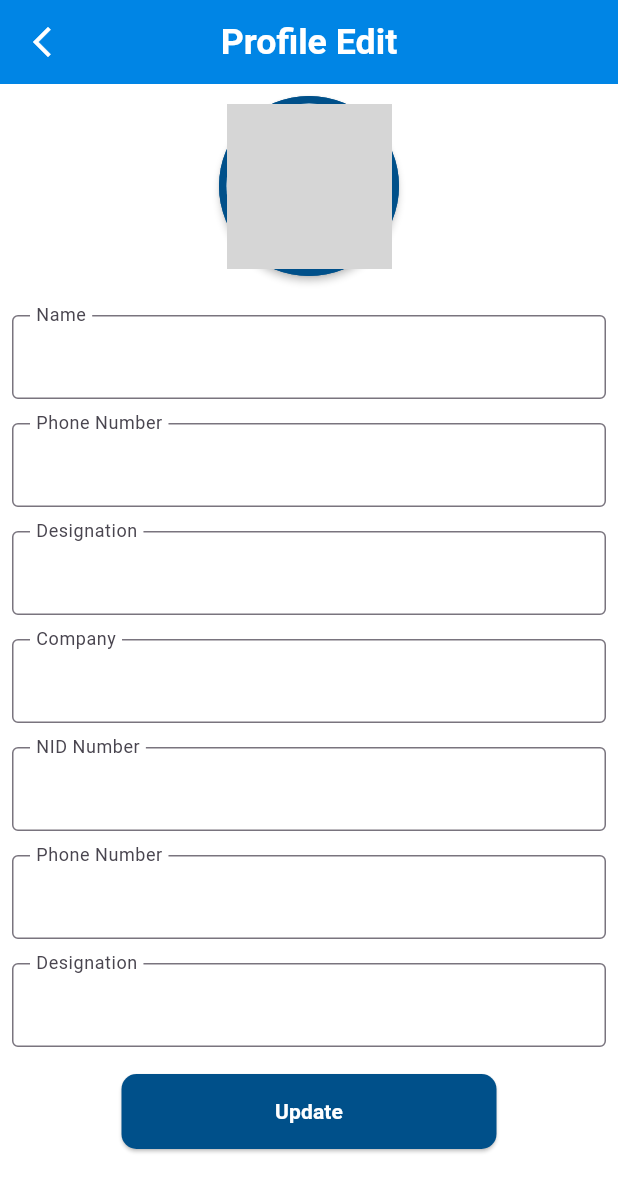
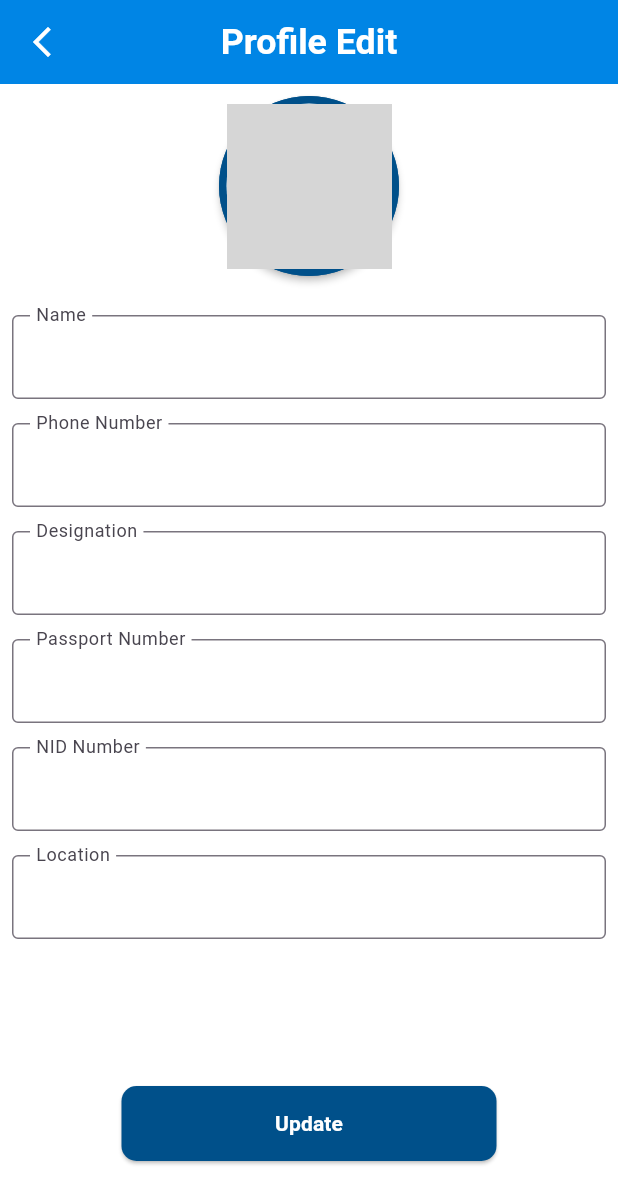
Before and after one commit to Abirul-Islam-Abir/Marketing_Agent, a Flutter app: the ProfileScreenView screen opened by its route, after a tap on the "mode edit outline" icon, on a phone screen of 412 x 824 dp. Shown: the top 1204 px of the screen. Run offline on Flutter 3.47's test engine with Material 3 defaults, Android fonts, the phone set to English and light mode, and no system bars; drawn by our look-alikes of circular_profile_avatar; our stand-ins replace badges, calendar_date_picker2, confetti, device_preview, fl_chart, flutter_svg and 7 more; missing offline and left inert: bottom_bar_matu, panara_dialogs; accounts and stored records are empty; network calls fail; Roboto replaces fonts that are missing (Rubik); grey boxes are pictures that could not be loaded.

Commit message:
profile edit screen api implement  added

```diff
--- a/lib/app/api services/api_services.dart
+++ b/lib/app/api services/api_services.dart
@@ -10,6 +10,7 @@ class ApiServices {
   static String resetPasswordUrl = '$_baseUrl$_route/reset-password';
   static String userProfileUrl = '$_baseUrl$_route/me';
   static String resetPassOtpManageUrl = '$_baseUrl$_route/reset-password-otp-match';
+  static String updateProfileUrl = '$_baseUrl$_route/update-profile';
 
   ApiServices._();
 }
--- a/lib/app/api services/auth/log_out.dart
+++ b/lib/app/api services/auth/log_out.dart
@@ -3,9 +3,13 @@ import 'dart:convert';
 import 'package:amin_agent/app/api%20services/api_services.dart';
 import 'package:http/http.dart' as http;
 
-Future logOutRequest(headerWithToken) async {
+Future logOutRequest(token) async {
   final uri = ApiServices.logOutUrl;
   final url = Uri.parse(uri);
+  final headerWithToken = {
+    'Content-Type': 'application/json',
+    'Authorization': 'Bearer $token',
+  };
   final response = await http.post(url, headers: headerWithToken);
   final decodedResponse = jsonDecode(response.body);
   if (response.statusCode == 200 && decodedResponse['success'] == true) {
--- a/lib/app/api services/auth/user_profile.dart
+++ b/lib/app/api services/auth/user_profile.dart
@@ -3,9 +3,13 @@ import 'dart:convert';
 import 'package:http/http.dart' as http;
 
 import '../api_services.dart';
-Future userProfileRequest(headerWithToken) async {
+Future userProfileRequest(token) async {
   final uri = ApiServices.userProfileUrl;
   final url = Uri.parse(uri);
+  final headerWithToken = {
+    'Content-Type': 'application/json',
+    'Authorization': 'Bearer $token',
+  };
   final response = await http.get(url,headers: headerWithToken);
   final decodedResponse = jsonDecode(response.body);
   print(decodedResponse);
--- a/lib/app/modules/auth screen/login screen/components/login_button.dart
+++ b/lib/app/modules/auth screen/login screen/components/login_button.dart
@@ -13,7 +13,7 @@ class LoginButton extends StatelessWidget {
   @override
   Widget build(BuildContext context) {
     return isProgress
-        ? const CircularProgressIndicator(color: AppColor.kWhiteColor)
+        ? const CircularProgressIndicator(color: AppColor.kPrimaryColor)
         : SizedBox(
             height: 50,
             width: 300,
--- a/lib/app/modules/view screen/filter screen/views/filter_screen_view.dart
+++ b/lib/app/modules/view screen/filter screen/views/filter_screen_view.dart
@@ -72,6 +72,7 @@ class FilterScreenView extends StatelessWidget {
                         : GetBuilder<FilterScreenController>(
                             builder: (_) => GridBuilder())),
                     SecondaryButton(
+                      isProgress: false,
                         text: 'Filter',
                         onTap: () {
                           controller.setCategory();
--- a/lib/app/modules/view screen/profile screen/controllers/profile_screen_controller.dart
+++ b/lib/app/modules/view screen/profile screen/controllers/profile_screen_controller.dart
@@ -1,21 +1,30 @@
 import 'package:amin_agent/app/data/const/export.dart';
 
+import '../../../../api services/auth/update_profile.dart';
 import '../../../../api services/auth/user_profile.dart';
 import '../../../../data/utils/user_data_key.dart';
+import '../views/profile_details_screen.dart';
 
 class ProfileScreenController extends GetxController {
+  //Select index
   int selectedIndex = 0;
+  //isLoading update button
   final RxBool _isProgress = false.obs;
   bool get isProgress => _isProgress.value;
-  Map<String, dynamic> _userProfileList = {}; // Specify the type of the map
+  //Store my user profile data here
+  Map<String, dynamic> _userProfileList = {};
   Map<String, dynamic> get userProfileList => _userProfileList;
+  /*
+  * TextEditingController all
+  * using profile edit screen
+  * */
   final TextEditingController nameController = TextEditingController();
   final TextEditingController numberController = TextEditingController();
   final TextEditingController designationController = TextEditingController();
-  final TextEditingController companyController = TextEditingController();
   final TextEditingController nidController = TextEditingController();
   final TextEditingController addressController = TextEditingController();
-
+  final TextEditingController certificationController = TextEditingController();
+  final TextEditingController passportController = TextEditingController();
 
   void increment() {
     selectedIndex = 1;
@@ -34,30 +43,30 @@ class ProfileScreenController extends GetxController {
     update();
   }
 
+  /*
+ * User Data get method
+ * user edit screen form field all set data in field
+ * */
   Future userProfile() async {
     final token = await box.read(UserDataKey.tokenKey);
-    print(token);
-    final headerWithToken = {
-      'Content-Type': 'application/json',
-      'Authorization': 'Bearer $token',
-    };
     if (token != null) {
-      final response = await userProfileRequest(headerWithToken);
-      print(response);
+      final response = await userProfileRequest(token);
       if (response['success'] == true) {
         _userProfileList = response['data']['user'];
         nameController.text = '${userProfileList['name']}';
         numberController.text = '${userProfileList['phone']}';
         designationController.text = '${userProfileList['designation']}';
-        companyController.text = 'Amin Diagnostic';
         nidController.text = '${userProfileList['nid']}';
         addressController.text = ' ${userProfileList['address']}';
-
+        passportController.text = ' ${userProfileList['passport']}';
       }
     }
   }
-//
+/*
+* When user come dashboard after calling userProfileInitializeMethod() method automatically
+* */
   Future<void> userProfileInitializeMethod() async {
+    _userProfileList.clear();
     try {
       await Future.wait([
         userProfile(),
@@ -66,6 +75,32 @@ class ProfileScreenController extends GetxController {
       throw Exception('$e');
     } finally {
       _isProgress.value = false;
+      update();
+    }
+  }
+
+/*
+* User profile edit post method
+* if data is updated after going  ProfileDetailsScreen()
+* */
+  Future<void> userProfileEdit() async {
+    _isProgress.value = true;
+    final token = await box.read(UserDataKey.tokenKey);
+    if (token != null) {
+      final response = await updateProfileRequest(
+          token: token,
+          name: nameController.text,
+          designation: designationController.text,
+          nid: nidController.text,
+          address: addressController.text,
+          certification: certificationController.text,
+          passport: passportController.text);
+      if (response['success'] == true) {
+        await Get.find<ProfileScreenController>().userProfileInitializeMethod();
+        Get.to(() => ProfileDetailsScreen());
+      } else {
+        _isProgress.value = false;
+      }
     }
   }
 
--- a/lib/app/modules/view screen/profile screen/views/profile_screen_view.dart
+++ b/lib/app/modules/view screen/profile screen/views/profile_screen_view.dart
@@ -26,9 +26,13 @@ class ProfileScreenView extends GetView<ProfileScreenController> {
                     ProfileText(AppString.profile),
                     const SizedBox(height: 10),
                     AvatarUpload(),
-                    UserName('${controller.userProfileList['name']}'),
-                    SalesExecutiveText(
+                    GetBuilder<ProfileScreenController>(
+                        builder: (controller) =>
+                            UserName('${controller.userProfileList['name']}')),
+                    GetBuilder<ProfileScreenController>(
+                      builder: (controller) => SalesExecutiveText(
                           '${controller.userProfileList['designation']}'),
+                    ),
                     const SizedBox(height: 10),
                     VisitAndTargetCard(
                       visit: AppString.visitDone,
@@ -65,12 +69,10 @@ class ProfileScreenView extends GetView<ProfileScreenController> {
                 child: CustomFloatingButton(
                   image: AppImages.filterSvg,
                   onTap: () {
-                  Get.to(() => ProfileDetailsScreen(userList: controller.userProfileList,));
+                    Get.to(() => ProfileDetailsScreen());
                   },
-              )
-            ),
+                )),
           ],
         ));
-
   }
 }
--- a/lib/app/modules/view screen/user profile edit screen/components/drawer_update_card.dart
+++ b/lib/app/modules/view screen/user profile edit screen/components/drawer_update_card.dart
@@ -3,16 +3,18 @@ import '../../../../data/const/export.dart';
 class DrawerUpdateCard extends StatelessWidget {
   const DrawerUpdateCard({
     super.key,
-    required this.label,   this.controller,
+    required this.label,  required this.controller,   this.readOnly = false,
   });
 
   final String label;
-final TextEditingController? controller;
+final TextEditingController controller;
+final bool readOnly;
   @override
   Widget build(BuildContext context) {
     return Padding(
       padding: const EdgeInsets.all(8.0),
       child: TextFormField(
+        readOnly:readOnly ,
         maxLines: 3,
         minLines: 1,
         controller: controller,
--- a/lib/app/modules/view screen/user profile edit screen/view/user_profile_edit_screen.dart
+++ b/lib/app/modules/view screen/user profile edit screen/view/user_profile_edit_screen.dart
@@ -2,7 +2,10 @@ import 'package:amin_agent/app/modules/widgets/appbar.dart';
 import 'package:amin_agent/app/modules/view%20screen/user%20profile%20edit%20screen/components/drawer_update_card.dart';
 import 'package:amin_agent/app/modules/widgets/primary_button.dart';
 
+import '../../../../api services/auth/update_profile.dart';
 import '../../../../data/const/export.dart';
+import '../../../../data/utils/user_data_key.dart';
+import '../controller/user_profile_edit_screen_controller.dart';
 
 class UserProfileEditScreen extends StatelessWidget {
   UserProfileEditScreen({super.key});
@@ -27,26 +30,15 @@ class UserProfileEditScreen extends StatelessWidget {
                     controller: profileController.nameController,
                     label: 'Name'),
                 DrawerUpdateCard(
+                    readOnly: true,
                     controller: profileController.numberController,
                     label: 'Phone Number'),
                 DrawerUpdateCard(
                     controller: profileController.designationController,
                     label: 'Designation'),
                 DrawerUpdateCard(
-                    controller: profileController.companyController,
-                    label: 'Company'),
-                DrawerUpdateCard(
-                    controller: profileController.nidController,
-                    label: 'NID Number'),
-                DrawerUpdateCard(
-                    controller: profileController.numberController,
-                    label: 'Phone Number'),
-                DrawerUpdateCard(
-                    controller: profileController.designationController,
-                    label: 'Designation'),
-                DrawerUpdateCard(
-                    controller: profileController.companyController,
-                    label: 'Company'),
+                    controller: profileController.passportController,
+                    label: 'Passport Number'),
                 DrawerUpdateCard(
                     controller: profileController.nidController,
                     label: 'NID Number'),
@@ -57,10 +49,11 @@ class UserProfileEditScreen extends StatelessWidget {
               ],
             ),
           ),
-          SecondaryButton(
-            text: 'Update',
-            onTap: () {},
-          ),
+          Obx(() => SecondaryButton(
+                isProgress: profileController.isProgress,
+                text: 'Update',
+                onTap: profileController.userProfileEdit,
+              )),
           const SizedBox(height: 50),
         ],
       ),
--- a/lib/app/modules/widgets/primary_button.dart
+++ b/lib/app/modules/widgets/primary_button.dart
@@ -41,14 +41,14 @@ class SecondaryButton extends StatelessWidget {
   const SecondaryButton({
     super.key,
     required this.text,
-    this.onTap,
+    this.onTap, required this.isProgress,
   });
-
+final bool isProgress;
   @override
   Widget build(BuildContext context) {
-    return Padding(
-      padding: const EdgeInsets.all(8),
-      child: Container(
+    return isProgress
+        ? const CircularProgressIndicator(color: AppColor.kPrimaryColor)
+        :  Container(
           height: 50,
           width: 250,
           decoration: BoxDecoration(
@@ -65,7 +65,6 @@ class SecondaryButton extends StatelessWidget {
               ),
             ),
           ),
-      ),
         );
   }
 }
```
Also changed, not shown: lib/app/api services/auth/update_profile.dart (added, +30 -0 lines), lib/app/modules/view screen/dashboard screen/controllers/dashboard_screen_controller.dart (+4 -7 lines), lib/app/modules/view screen/profile screen/views/profile_details_screen.dart (+9 -10 lines). Lines whose indentation alone changed are shown as unchanged.
